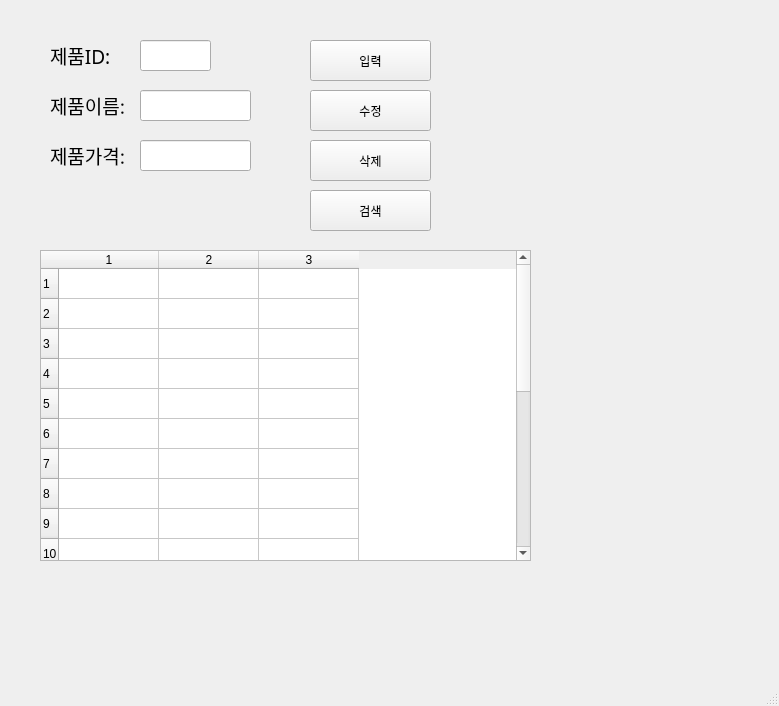
First picture: the form in ProductList3.ui, repository 79christmasb7980-design/python, before the edit.
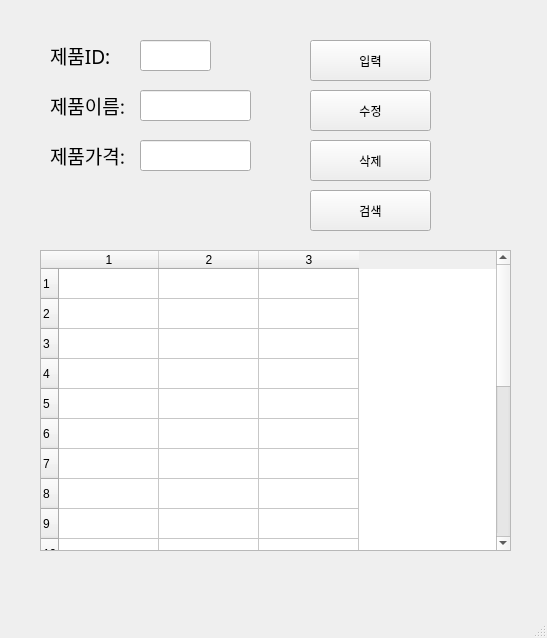
Second picture: the form after the edit.

Diff of the .ui file:
```diff
--- a/ProductList3.ui
+++ b/ProductList3.ui
@@ -6,8 +6,8 @@
    <rect>
     <x>0</x>
     <y>0</y>
-    <width>779</width>
-    <height>706</height>
+    <width>547</width>
+    <height>638</height>
    </rect>
   </property>
   <property name="windowTitle">
@@ -158,8 +158,8 @@
      <rect>
       <x>40</x>
       <y>250</y>
-      <width>491</width>
-      <height>311</height>
+      <width>471</width>
+      <height>301</height>
      </rect>
     </property>
     <property name="rowCount">
```
Left out of the diff: 2 changed lines with no effect on the pictures.
